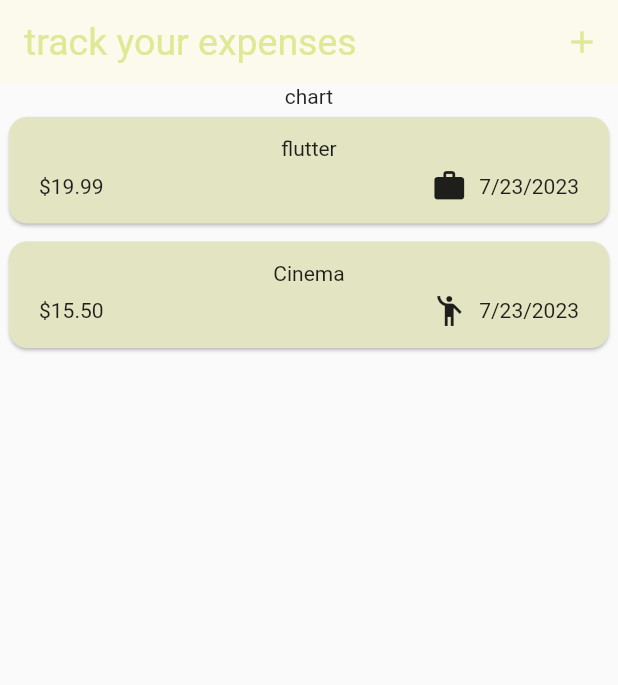
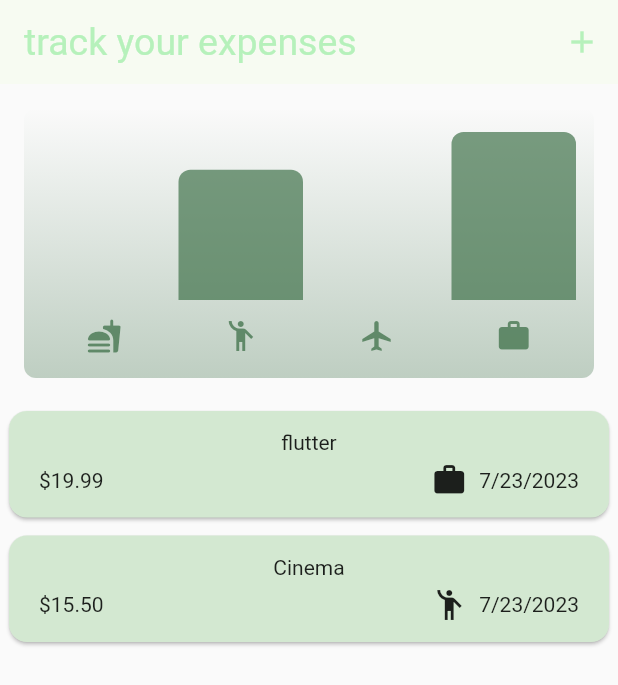
Before and after one commit to TmajidT/expense_tracker, a Flutter app: the screen it shows after launch, on a phone screen of 412 x 824 dp. Shown: the top 685 px of the screen. Run offline on Flutter 3.47's test engine with Material 2 defaults, Android fonts, the phone set to English and light mode, and no system bars.

Commit message:
added chart and existing code to the project

```diff
--- a/lib/main.dart
+++ b/lib/main.dart
@@ -3,7 +3,7 @@ import 'package:flutter/material.dart';
 import 'widgets/expenses.dart';
 
 var kColorScheme =
-    ColorScheme.fromSeed(seedColor: Color.fromARGB(255, 185, 201, 82));
+    ColorScheme.fromSeed(seedColor: Color.fromARGB(255, 70, 222, 118));
 
 var kDarkColorScheme =
     ColorScheme.fromSeed(brightness: Brightness.dark ,seedColor: Color.fromRGBO(30, 176, 198, 1));
@@ -20,7 +20,7 @@ void main() {
       elevatedButtonTheme: ElevatedButtonThemeData(
         style: ElevatedButton.styleFrom(
           backgroundColor: kDarkColorScheme.primaryContainer,
-          //foregroundColor: kDarkColorScheme.primaryContainer,
+          foregroundColor: kDarkColorScheme.primaryContainer,
           ),
       ),
     ),
--- a/lib/models/expense.dart
+++ b/lib/models/expense.dart
@@ -8,7 +8,7 @@ const uuid = Uuid();
 
 enum Category { food, travel, leisure, work }
 
-const categotyIcons = {
+const categoryIcons = {
   Category.food: Icons.fastfood_rounded,
   Category.travel: Icons.flight,
   Category.leisure: Icons.emoji_people_sharp,
--- /dev/null
+++ b/lib/widgets/chart/chart.dart
@@ -0,0 +1,95 @@
+import 'package:flutter/material.dart';
+
+import 'package:expense_tracker/widgets/chart/chart_bar.dart';
+import 'package:expense_tracker/models/expense.dart';
+
+class Chart extends StatelessWidget {
+  const Chart({super.key, required this.expenses});
+
+  final List<Expense> expenses;
+
+  List<ExpenseBucket> get buckets {
+    return [
+      ExpenseBucket.forCategory(expenses, Category.food),
+      ExpenseBucket.forCategory(expenses, Category.leisure),
+      ExpenseBucket.forCategory(expenses, Category.travel),
+      ExpenseBucket.forCategory(expenses, Category.work),
+    ];
+  }
+
+  double get maxTotalExpense {
+    double maxTotalExpense = 0;
+
+    for (final bucket in buckets) {
+      if (bucket.totalExpenses > maxTotalExpense) {
+        maxTotalExpense = bucket.totalExpenses;
+      }
+    }
+
+    return maxTotalExpense;
+  }
+
+  @override
+  Widget build(BuildContext context) {
+    final isDarkMode =
+        MediaQuery.of(context).platformBrightness == Brightness.dark;
+    return Container(
+      margin: const EdgeInsets.all(16),
+      padding: const EdgeInsets.symmetric(
+        vertical: 16,
+        horizontal: 8,
+      ),
+      width: double.infinity,
+      height: 180,
+      decoration: BoxDecoration(
+        borderRadius: BorderRadius.circular(8),
+        gradient: LinearGradient(
+          colors: [
+            Theme.of(context).colorScheme.primary.withOpacity(0.3),
+            Theme.of(context).colorScheme.primary.withOpacity(0.0)
+          ],
+          begin: Alignment.bottomCenter,
+          end: Alignment.topCenter,
+        ),
+      ),
+      child: Column(
+        children: [
+          Expanded(
+            child: Row(
+              crossAxisAlignment: CrossAxisAlignment.end,
+              children: [
+                for (final bucket in buckets) // alternative to map()
+                  ChartBar(
+                    fill: bucket.totalExpenses == 0
+                        ? 0
+                        : bucket.totalExpenses / maxTotalExpense,
+                  )
+              ],
+            ),
+          ),
+          const SizedBox(height: 12),
+          Row(
+            children: buckets
+                .map(
+                  (bucket) => Expanded(
+                    child: Padding(
+                      padding: const EdgeInsets.symmetric(horizontal: 4),
+                      child: Icon(
+                        categoryIcons[bucket.category],
+                        color: isDarkMode
+                            ? Theme.of(context).colorScheme.secondary
+                            : Theme.of(context)
+                                .colorScheme
+                                .primary
+                                .withOpacity(0.7),
+                      ),
+                    ),
+                  ),
+                )
+                .toList(),
+          )
+        ],
+      ),
+    );
+  }
+}
--- /dev/null
+++ b/lib/widgets/chart/chart_bar.dart
@@ -0,0 +1,34 @@
+import 'package:flutter/material.dart';
+
+class ChartBar extends StatelessWidget {
+  const ChartBar({
+    super.key,
+    required this.fill,
+  });
+
+  final double fill;
+
+  @override
+  Widget build(BuildContext context) {
+    final isDarkMode =
+        MediaQuery.of(context).platformBrightness == Brightness.dark;
+    return Expanded(
+      child: Padding(
+        padding: const EdgeInsets.symmetric(horizontal: 4),
+        child: FractionallySizedBox(
+          heightFactor: fill,
+          child: DecoratedBox(
+            decoration: BoxDecoration(
+              shape: BoxShape.rectangle,
+              borderRadius:
+                  const BorderRadius.vertical(top: Radius.circular(8)),
+              color: isDarkMode
+                  ? Theme.of(context).colorScheme.secondary
+                  : Theme.of(context).colorScheme.primary.withOpacity(0.65),
+            ),
+          ),
+        ),
+      ),
+    );
+  }
+}
--- a/lib/widgets/expenses.dart
+++ b/lib/widgets/expenses.dart
@@ -3,6 +3,7 @@ import 'package:expense_tracker/widgets/new_expense.dart';
 import 'package:flutter/material.dart';
 
 import 'package:expense_tracker/models/expense.dart';
+import 'package:expense_tracker/widgets/chart/chart.dart';
 
 class Expenses extends StatefulWidget {
   const Expenses({super.key});
@@ -86,7 +87,7 @@ class _ExpensesState extends State<Expenses> {
       ),
       body: Column(
         children: [
-          const Text('chart'),
+          Chart(expenses: _registeredExpenses),
           Expanded(
             child: mainContent,
           )
--- a/lib/widgets/expenses_list/expense_item.dart
+++ b/lib/widgets/expenses_list/expense_item.dart
@@ -29,7 +29,7 @@ class ExpenseItem extends StatelessWidget {
                 const Spacer(),
                 Row(
                   children: [
-                    Icon(categotyIcons[expense.category]),
+                    Icon(categoryIcons[expense.category]),
                     const SizedBox(
                       width: 8,
                     ),
```
